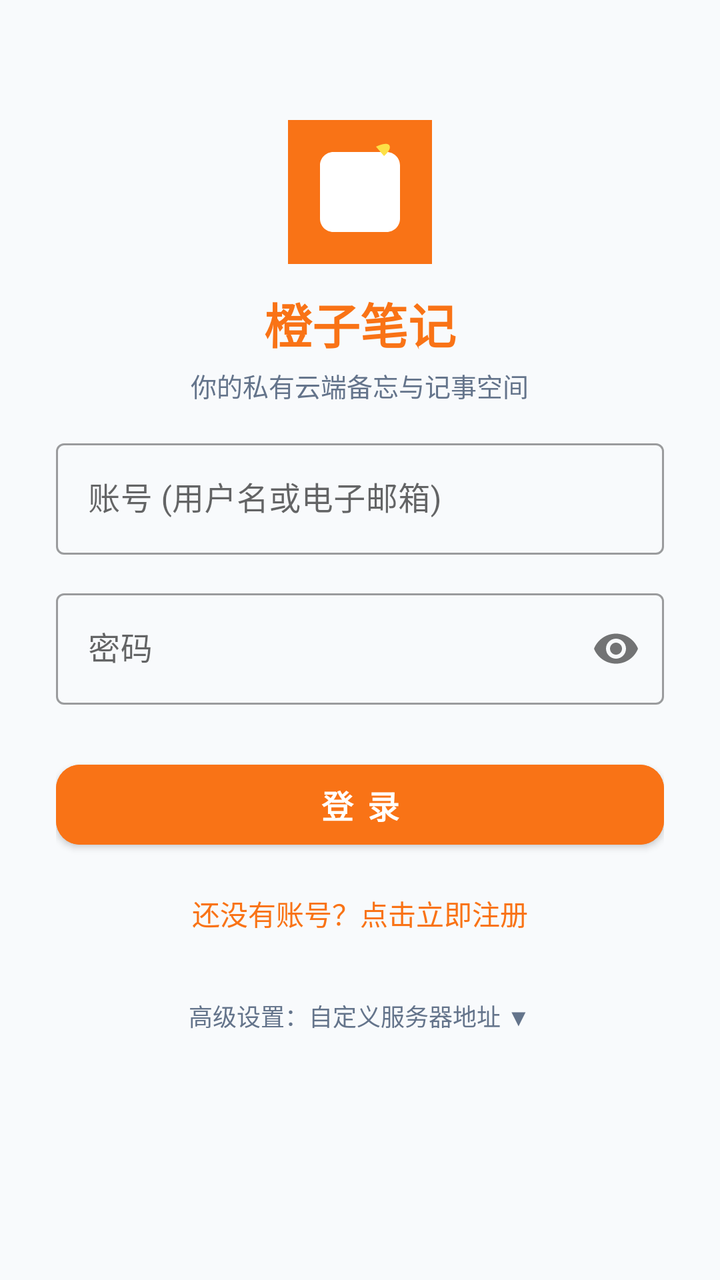
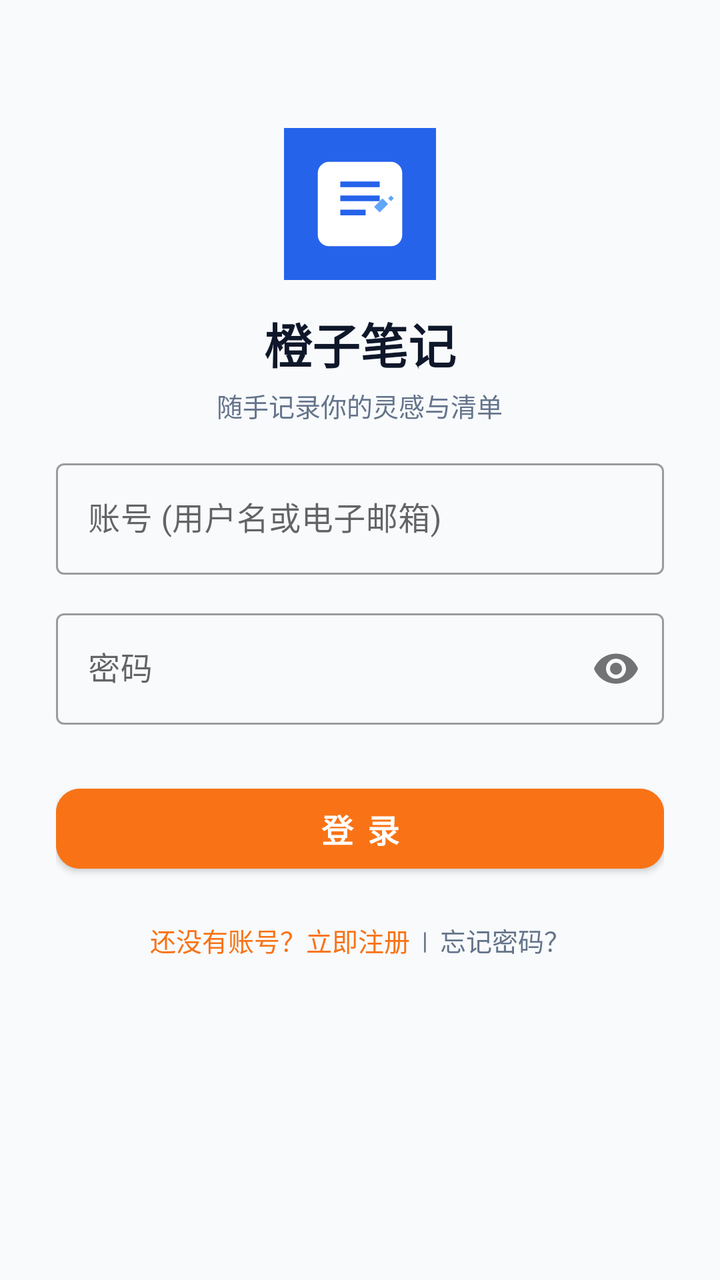

Screens rendered from an Android XML layout before and after an edit, with the pre-edit source and the edit as a unified diff.
<!-- AndroidManifest.xml: application theme Theme.CloudNotes -->
<!-- res/layout/activity_login.xml -->
<?xml version="1.0" encoding="utf-8"?>
<ScrollView xmlns:android="http://schemas.android.com/apk/res/android"
    xmlns:app="http://schemas.android.com/apk/res-auto"
    android:layout_width="match_parent"
    android:layout_height="match_parent"
    android:fillViewport="true"
    android:background="@color/background">

    <LinearLayout
        android:layout_width="match_parent"
        android:layout_height="wrap_content"
        android:orientation="vertical"
        android:padding="28dp"
        android:gravity="center_horizontal">

        
        <ImageView
            android:layout_width="72dp"
            android:layout_height="72dp"
            android:layout_marginTop="32dp"
            android:src="@drawable/ic_launcher" />

        <TextView
            android:layout_width="wrap_content"
            android:layout_height="wrap_content"
            android:layout_marginTop="12dp"
            android:text="橙子笔记"
            android:textColor="@color/primary"
            android:textSize="24sp"
            android:textStyle="bold" />

        <TextView
            android:id="@+id/tvSubtitle"
            android:layout_width="wrap_content"
            android:layout_height="wrap_content"
            android:layout_marginTop="4dp"
            android:text="你的私有云端备忘与记事空间"
            android:textColor="@color/text_secondary"
            android:textSize="13sp" />

        
        <com.google.android.material.textfield.TextInputLayout
            android:id="@+id/tilUsername"
            android:layout_width="match_parent"
            android:layout_height="wrap_content"
            android:layout_marginTop="28dp"
            android:hint="用户名"
            android:visibility="gone"
            style="@style/Widget.MaterialComponents.TextInputLayout.OutlinedBox">

            <com.google.android.material.textfield.TextInputEditText
                android:id="@+id/etUsername"
                android:layout_width="match_parent"
                android:layout_height="wrap_content"
                android:inputType="textPersonName" />
        </com.google.android.material.textfield.TextInputLayout>

        
        <com.google.android.material.textfield.TextInputLayout
            android:id="@+id/tilAccount"
            android:layout_width="match_parent"
            android:layout_height="wrap_content"
            android:layout_marginTop="14dp"
            android:hint="账号 (用户名或电子邮箱)"
            style="@style/Widget.MaterialComponents.TextInputLayout.OutlinedBox">

            <com.google.android.material.textfield.TextInputEditText
                android:id="@+id/etAccount"
                android:layout_width="match_parent"
                android:layout_height="wrap_content"
                android:inputType="textEmailAddress" />
        </com.google.android.material.textfield.TextInputLayout>

        
        <com.google.android.material.textfield.TextInputLayout
            android:id="@+id/tilPassword"
            android:layout_width="match_parent"
            android:layout_height="wrap_content"
            android:layout_marginTop="14dp"
            android:hint="密码"
            app:passwordToggleEnabled="true"
            style="@style/Widget.MaterialComponents.TextInputLayout.OutlinedBox">

            <com.google.android.material.textfield.TextInputEditText
                android:id="@+id/etPassword"
                android:layout_width="match_parent"
                android:layout_height="wrap_content"
                android:inputType="textPassword" />
        </com.google.android.material.textfield.TextInputLayout>

        
        <Button
            android:id="@+id/btnSubmit"
            android:layout_width="match_parent"
            android:layout_height="52dp"
            android:layout_marginTop="24dp"
            android:text="登 录"
            android:textSize="16sp"
            android:textStyle="bold"
            android:backgroundTint="@color/primary"
            app:cornerRadius="12dp" />

        
        <TextView
            android:id="@+id/tvToggleMode"
            android:layout_width="wrap_content"
            android:layout_height="wrap_content"
            android:layout_marginTop="18dp"
            android:text="还没有账号？点击立即注册"
            android:textColor="@color/primary"
            android:textSize="14sp"
            android:clickable="true"
            android:focusable="true" />

        
        <TextView
            android:id="@+id/tvToggleServerConfig"
            android:layout_width="wrap_content"
            android:layout_height="wrap_content"
            android:layout_marginTop="32dp"
            android:text="高级设置：自定义服务器地址 ▼"
            android:textColor="@color/text_secondary"
            android:textSize="12sp" />

        <LinearLayout
            android:id="@+id/layoutServerConfig"
            android:layout_width="match_parent"
            android:layout_height="wrap_content"
            android:orientation="vertical"
            android:layout_marginTop="8dp"
            android:visibility="gone">

            <com.google.android.material.textfield.TextInputLayout
                android:layout_width="match_parent"
                android:layout_height="wrap_content"
                android:hint="服务器地址"
                style="@style/Widget.MaterialComponents.TextInputLayout.OutlinedBox">

                <com.google.android.material.textfield.TextInputEditText
                    android:id="@+id/etServerUrl"
                    android:layout_width="match_parent"
                    android:layout_height="wrap_content"
                    android:inputType="textUri"
                    android:text="http://161.153.58.223:8000/" />
            </com.google.android.material.textfield.TextInputLayout>
        </LinearLayout>

    </LinearLayout>
</ScrollView>
<!-- resources referenced by this layout -->
<resources>
  <color name="background">#F8FAFC</color>
  <color name="primary">#F97316</color>
  <color name="text_secondary">#64748B</color>
  <!-- drawable ic_launcher (drawable) -->
  <vector xmlns:android="http://schemas.android.com/apk/res/android"
      android:width="108dp"
      android:height="108dp"
      android:viewportWidth="108"
      android:viewportHeight="108">
      <path
          android:fillColor="#F97316"
          android:pathData="M0,0h108v108h-108z"/>
      
      <path
          android:fillColor="#FFFFFF"
          android:pathData="M34,24h40c5.5,0 10,4.5 10,10v40c0,5.5 -4.5,10 -10,10H34c-5.5,0 -10,-4.5 -10,-10V34c0,-5.5 4.5,-10 10,-10zM38,40h32v4H38zM38,50h32v4H38zM38,60h22v4H38z"/>
      <path
          android:fillColor="#FDE047"
          android:pathData="M66,20c0,0 8,-4 10,-1s-4,8 -4,8z"/>
  </vector>
  <style name="Theme.CloudNotes" parent="Theme.MaterialComponents.DayNight.NoActionBar">
          <item name="colorPrimary">@color/primary</item>
          <item name="colorPrimaryVariant">@color/primary_dark</item>
          <item name="colorOnPrimary">#FFFFFF</item>
          <item name="colorSecondary">@color/accent</item>
          <item name="colorSecondaryVariant">@color/primary_dark</item>
          <item name="colorOnSecondary">#FFFFFF</item>
          <item name="android:statusBarColor">@color/toolbar_bg</item>
          <item name="android:windowBackground">@color/background</item>
      </style>
  <color name="primary_dark">#EA580C</color>
  <color name="accent">#FB923C</color>
  <color name="toolbar_bg">#F97316</color>
</resources>

<!-- the commit's change to res/layout/activity_login.xml (unified diff, before → after) -->
@@ -15,17 +15,17 @@
 
         
         <ImageView
-            android:layout_width="72dp"
-            android:layout_height="72dp"
-            android:layout_marginTop="32dp"
+            android:layout_width="76dp"
+            android:layout_height="76dp"
+            android:layout_marginTop="36dp"
             android:src="@drawable/ic_launcher" />
 
         <TextView
             android:layout_width="wrap_content"
             android:layout_height="wrap_content"
-            android:layout_marginTop="12dp"
+            android:layout_marginTop="14dp"
             android:text="橙子笔记"
-            android:textColor="@color/primary"
+            android:textColor="@color/text_primary"
             android:textSize="24sp"
             android:textStyle="bold" />
 
@@ -34,7 +34,7 @@
             android:layout_width="wrap_content"
             android:layout_height="wrap_content"
             android:layout_marginTop="4dp"
-            android:text="你的私有云端备忘与记事空间"
+            android:text="随手记录你的灵感与清单"
             android:textColor="@color/text_secondary"
             android:textSize="13sp" />
 
@@ -43,7 +43,7 @@
             android:id="@+id/tilUsername"
             android:layout_width="match_parent"
             android:layout_height="wrap_content"
-            android:layout_marginTop="28dp"
+            android:layout_marginTop="32dp"
             android:hint="用户名"
             android:visibility="gone"
             style="@style/Widget.MaterialComponents.TextInputLayout.OutlinedBox">
@@ -93,7 +93,7 @@
             android:id="@+id/btnSubmit"
             android:layout_width="match_parent"
             android:layout_height="52dp"
-            android:layout_marginTop="24dp"
+            android:layout_marginTop="26dp"
             android:text="登 录"
             android:textSize="16sp"
             android:textStyle="bold"
@@ -101,48 +101,39 @@
             app:cornerRadius="12dp" />
 
         
-        <TextView
-            android:id="@+id/tvToggleMode"
-            android:layout_width="wrap_content"
-            android:layout_height="wrap_content"
-            android:layout_marginTop="18dp"
-            android:text="还没有账号？点击立即注册"
-            android:textColor="@color/primary"
-            android:textSize="14sp"
-            android:clickable="true"
-            android:focusable="true" />
-
-        
-        <TextView
-            android:id="@+id/tvToggleServerConfig"
-            android:layout_width="wrap_content"
-            android:layout_height="wrap_content"
-            android:layout_marginTop="32dp"
-            android:text="高级设置：自定义服务器地址 ▼"
-            android:textColor="@color/text_secondary"
-            android:textSize="12sp" />
-
         <LinearLayout
-            android:id="@+id/layoutServerConfig"
             android:layout_width="match_parent"
             android:layout_height="wrap_content"
-            android:orientation="vertical"
-            android:layout_marginTop="8dp"
-            android:visibility="gone">
+            android:orientation="horizontal"
+            android:layout_marginTop="20dp"
+            android:gravity="center">
 
-            <com.google.android.material.textfield.TextInputLayout
-                android:layout_width="match_parent"
+            <TextView
+                android:id="@+id/tvToggleMode"
+                android:layout_width="wrap_content"
                 android:layout_height="wrap_content"
-                android:hint="服务器地址"
-                style="@style/Widget.MaterialComponents.TextInputLayout.OutlinedBox">
+                android:text="还没有账号？立即注册"
+                android:textColor="@color/primary"
+                android:textSize="13sp"
+                android:clickable="true"
+                android:focusable="true" />
 
-                <com.google.android.material.textfield.TextInputEditText
-                    android:id="@+id/etServerUrl"
-                    android:layout_width="match_parent"
-                    android:layout_height="wrap_content"
-                    android:inputType="textUri"
-                    android:text="http://161.153.58.223:8000/" />
-            </com.google.android.material.textfield.TextInputLayout>
+            <TextView
+                android:layout_width="wrap_content"
+                android:layout_height="wrap_content"
+                android:text="  |  "
+                android:textColor="@color/text_secondary"
+                android:textSize="12sp" />
+
+            <TextView
+                android:id="@+id/tvForgotPassword"
+                android:layout_width="wrap_content"
+                android:layout_height="wrap_content"
+                android:text="忘记密码？"
+                android:textColor="@color/text_secondary"
+                android:textSize="13sp"
+                android:clickable="true"
+                android:focusable="true" />
         </LinearLayout>
 
     </LinearLayout>
<!-- resource entries referenced after the edit -->
@@ -2,6 +2,7 @@
 <resources>
   <color name="background">#F8FAFC</color>
   <color name="primary">#F97316</color>
+  <color name="text_primary">#0F172A</color>
   <color name="text_secondary">#64748B</color>
   <!-- drawable ic_launcher (drawable) -->
   <vector xmlns:android="http://schemas.android.com/apk/res/android"
@@ -9,16 +10,20 @@
       android:height="108dp"
       android:viewportWidth="108"
       android:viewportHeight="108">
+      
       <path
-          android:fillColor="#F97316"
+          android:fillColor="#2563EB"
           android:pathData="M0,0h108v108h-108z"/>
       
       <path
           android:fillColor="#FFFFFF"
-          android:pathData="M34,24h40c5.5,0 10,4.5 10,10v40c0,5.5 -4.5,10 -10,10H34c-5.5,0 -10,-4.5 -10,-10V34c0,-5.5 4.5,-10 10,-10zM38,40h32v4H38zM38,50h32v4H38zM38,60h22v4H38z"/>
+          android:pathData="M32,24h44c4.42,0 8,3.58 8,8v44c0,4.42 -3.58,8 -8,8H32c-4.42,0 -8,-3.58 -8,-8V32c0,-4.42 3.58,-8 8,-8z"/>
       <path
-          android:fillColor="#FDE047"
-          android:pathData="M66,20c0,0 8,-4 10,-1s-4,8 -4,8z"/>
+          android:fillColor="#2563EB"
+          android:pathData="M40,38h28v4H40zM40,48h28v4H40zM40,58h18v4H40z"/>
+      <path
+          android:fillColor="#60A5FA"
+          android:pathData="M64,56l6,-6 4,4 -6,6zM76,52l-2,-2 2,-2 2,2z"/>
   </vector>
   <style name="Theme.CloudNotes" parent="Theme.MaterialComponents.DayNight.NoActionBar">
           <item name="colorPrimary">@color/primary</item>
